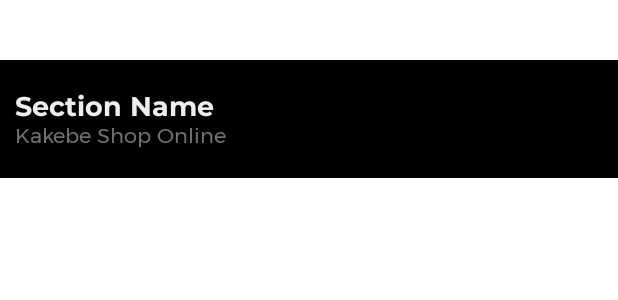
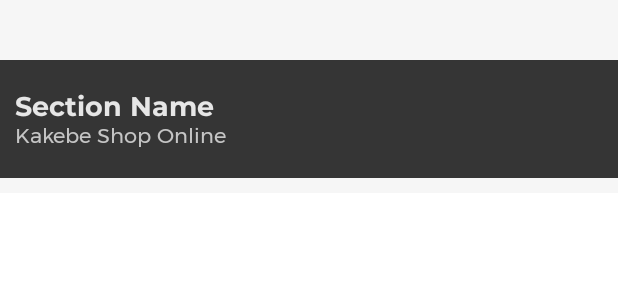
Before and after one commit to patrickhamzaokello/KakebeNative, an Android app: the layout home_top_section_custom_row_layout.xml on its own in the app's theme, with its tools: preview values and no code run, on a phone screen of 412 x 824 dp. Shown: the top 300 px of the screen. Run offline under Robolectric (Android 15) with nearby library versions, the phone set to English and light mode, and no system bars.

Commit message:
color changes

```diff
--- a/app/src/main/res/layout/home_section_custom_row_layout.xml
+++ b/app/src/main/res/layout/home_section_custom_row_layout.xml
@@ -4,7 +4,7 @@
     android:layout_width="match_parent"
     android:layout_height="wrap_content"
     android:paddingTop="30dp"
-    android:background="@color/white"
+    android:background="@color/recycler_bg_color"
     android:orientation="vertical">
 
     <RelativeLayout
--- a/app/src/main/res/layout/home_top_section_custom_row_layout.xml
+++ b/app/src/main/res/layout/home_top_section_custom_row_layout.xml
@@ -4,16 +4,16 @@
     android:layout_width="match_parent"
     android:layout_height="wrap_content"
     android:paddingTop="40dp"
-    android:background="@color/white"
+    android:background="@color/recycler_bg_color"
     android:orientation="vertical">
 
     <RelativeLayout
         android:id="@+id/categorytitle"
         android:layout_width="match_parent"
         android:layout_height="wrap_content"
-        android:layout_marginBottom="10dp"
         android:background="@color/sectioncolor"
         android:paddingHorizontal="10dp"
+        android:layout_marginBottom="10dp"
         android:paddingVertical="20dp">
 
         <TextView
--- a/app/src/main/res/values/colors.xml
+++ b/app/src/main/res/values/colors.xml
@@ -9,7 +9,7 @@
     <color name="black">#FF000000</color>
     <color name="white">#FFFFFFFF</color>
 
-    <color name="rootbg">#D9D9D9</color>
+    <color name="rootbg">#F6F6F6</color>
 
     <color name="shimmer_color">#366C6C6C</color>
     <color name="light_grey">#A6A6A6</color>
@@ -45,11 +45,11 @@
     <color name="profilecardtext">#ECECEC</color>
     <color name="changeaddress">#717171</color>
     <color name="attribute_color_default">#f2f2f2</color>
-    <color name="sectioncolor">#000000</color>
-    <color name="sectionheadingcolor">#EDEDED</color>
-    <color name="sectionsubheadingcolor">#707070</color>
+    <color name="sectioncolor">#353535</color>
+    <color name="sectionheadingcolor">#E6E6E6</color>
+    <color name="sectionsubheadingcolor">#C5C5C5</color>
     <color name="buttonshowmore">#FFEB3B</color>
-
+    <color name="recycler_bg_color">#F6F6F6</color>
 
 
 </resources>
```
Also changed, not shown: app/src/main/java/com/shop/kakebe/KaKebe/Adapters/HomeSectionedRecyclerViewItemAdapter.java (+7 -5 lines), app/src/main/res/layout/home_section_item_custom_row_layout.xml (+17 -10 lines).
